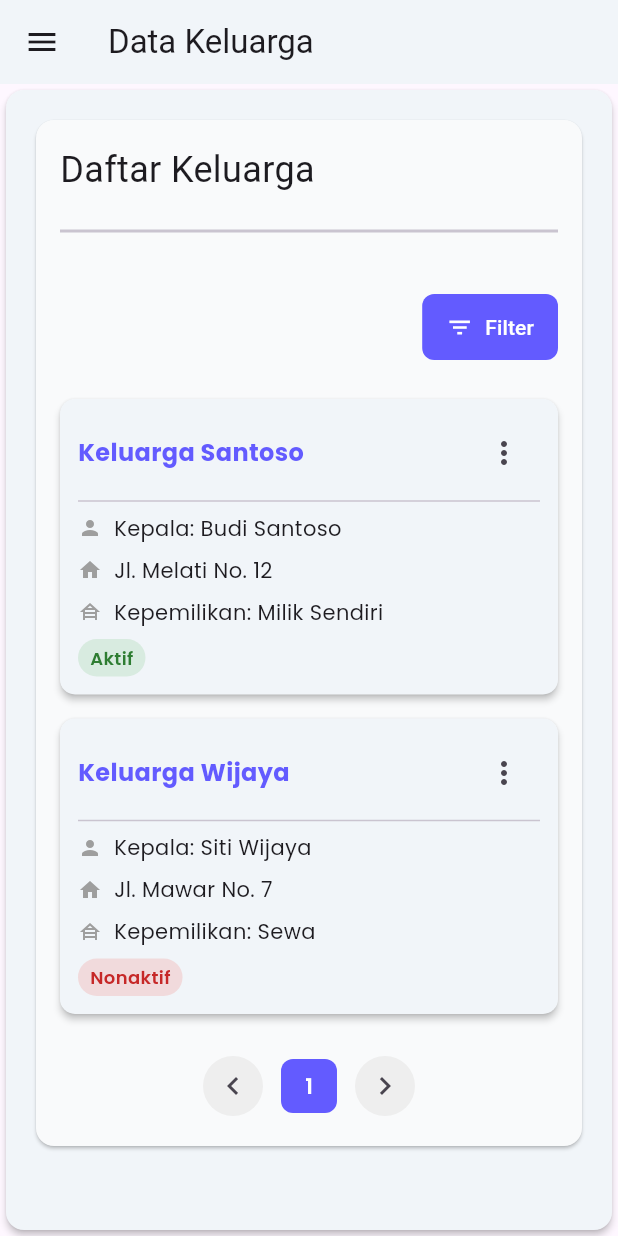
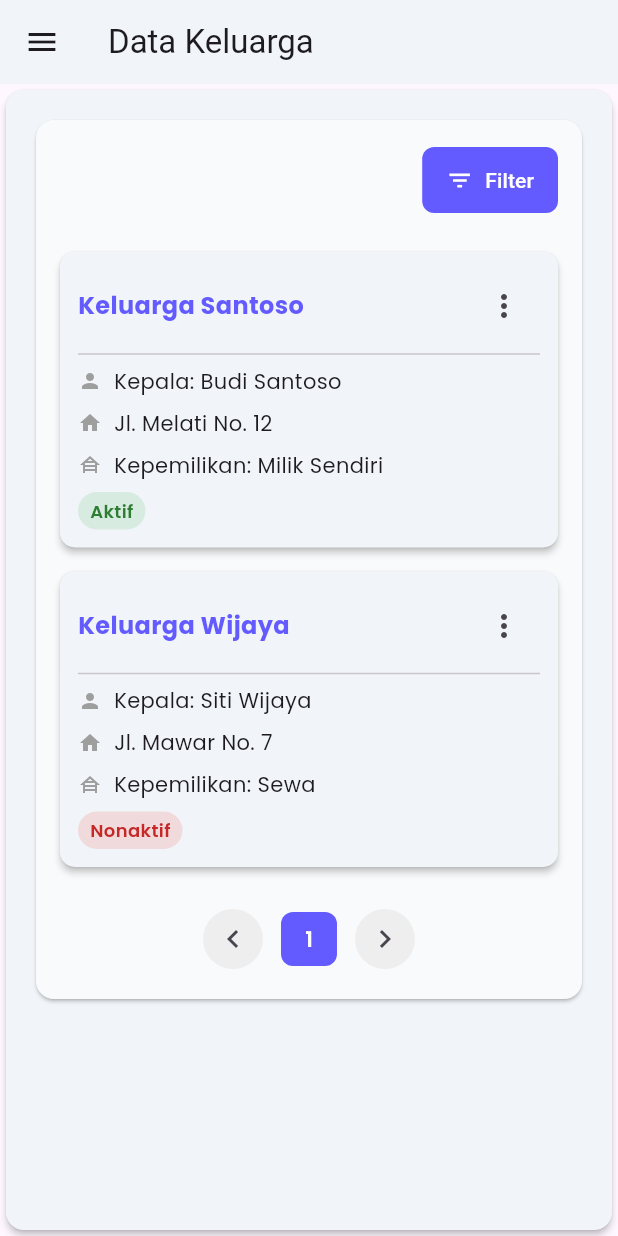
Before and after one commit to syaifulmain/jawara_mobile, a Flutter app: the KeluargaScreen screen opened by its route, on a phone screen of 412 x 824 dp. Run offline on Flutter 3.47's test engine with Material 3 defaults, Android fonts, the phone set to English and light mode, and no system bars; our stand-ins replace fl_chart, go_router, google_fonts.

Commit message:
refactor(admin): remove unnecessary space at the top of pages

```diff
--- a/lib/screens/admin/data_warga/keluarga.dart
+++ b/lib/screens/admin/data_warga/keluarga.dart
@@ -31,9 +31,9 @@ class KeluargaScreen extends StatelessWidget {
   @override
   Widget build(BuildContext context) {
     return WhiteCardPage(
-      title: 'Daftar Keluarga',
+      // title: 'Daftar Keluarga',
       children: [
-        const SizedBox(height: Rem.rem1),
+        // const SizedBox(height: Rem.rem1),
 
         // Tombol filter
         Row(
--- a/lib/screens/admin/data_warga/rumah_daftar.dart
+++ b/lib/screens/admin/data_warga/rumah_daftar.dart
@@ -19,7 +19,7 @@ class RumahDaftarScreen extends StatelessWidget {
     return WhiteCardPage(
       // title: 'Daftar Rumah',
       children: [
-        const SizedBox(height: Rem.rem1),
+        // const SizedBox(height: Rem.rem1),
 
         // Tombol filter
         Row(
```
